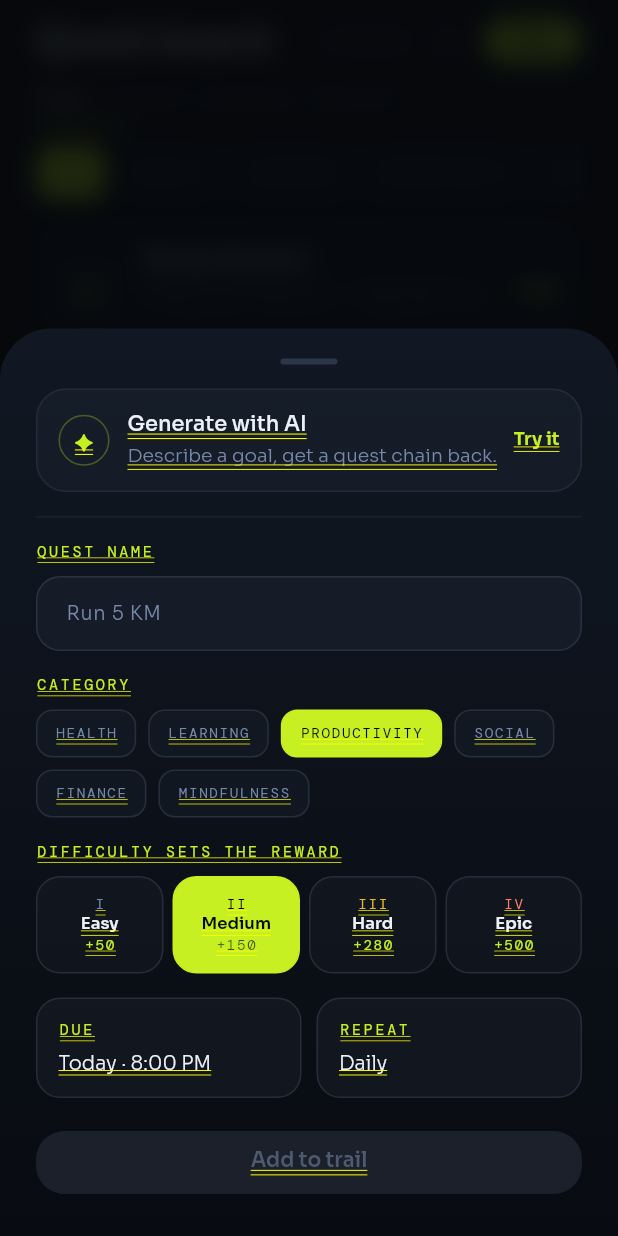
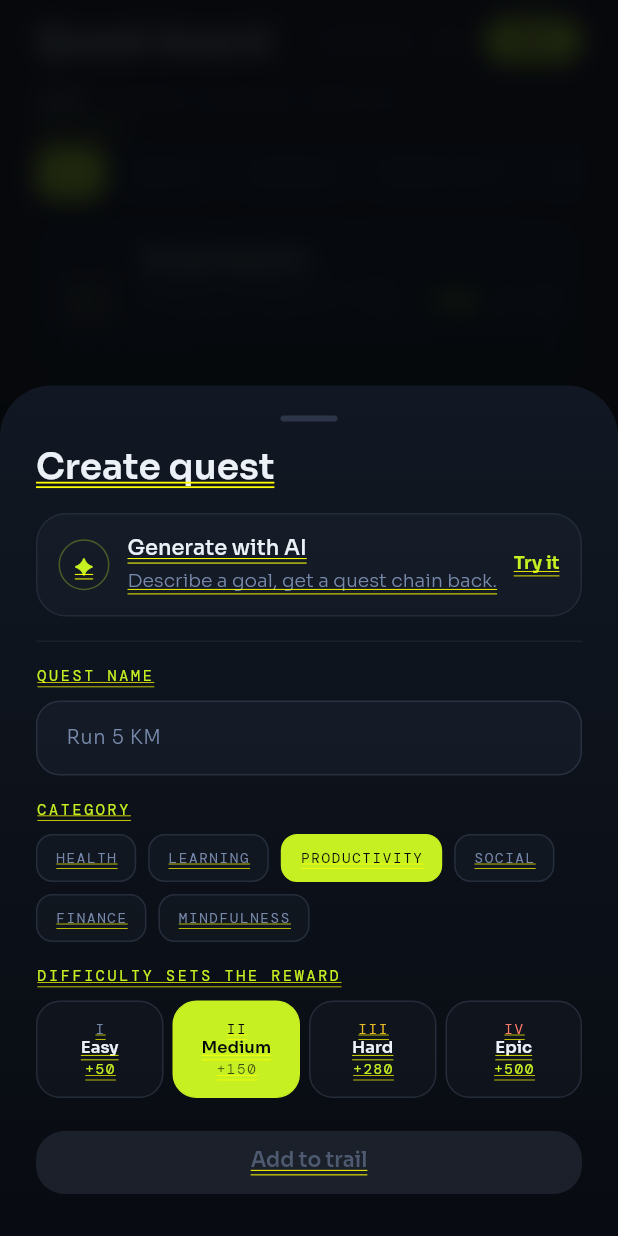
Before and after one commit to Mattathiasa/lifequest, a Flutter app: the QuestsPage widget shown alone on an empty page, opened directly, after a tap on "New", on a phone screen of 412 x 824 dp. Run offline on Flutter 3.47's test engine with Material 3 defaults, Android fonts, the light colour scheme and no system bars; our stand-ins replace flutter_riverpod, google_fonts, shared_preferences; accounts and stored records are empty.

Commit message:
feat(quests): add delete and edit quest functionality
- Added delete and update methods to quest repository and provider
- Added edit button to quest cards that opens the create sheet in edit mode
- Added delete confirmation dialog
- Extended Quest.copyWith to support editing all fields
- Added error color to theme

```diff
--- a/flutter/lib/core/theme/app_colors.dart
+++ b/flutter/lib/core/theme/app_colors.dart
@@ -22,6 +22,9 @@ abstract final class AppColors {
   static const slate = Color(0xFF7789AB);
   static const muted = Color(0xFF4E5A70);
   static const faint = Color(0xFF2C3648);
+
+  // Semantic
+  static const error = Color(0xFFFF7A6B);
 
   // Difficulty
   static const difficultyEasy = slate;
--- a/flutter/lib/features/quests/application/quest_providers.dart
+++ b/flutter/lib/features/quests/application/quest_providers.dart
@@ -33,6 +33,18 @@ class QuestListNotifier extends Notifier<List<Quest>> {
     await repo.add(quest);
     state = [quest, ...state];
   }
+
+  Future<void> delete(int questId) async {
+    final repo = ref.read(questRepositoryProvider);
+    await repo.delete(questId);
+    state = [for (final q in state) if (q.id != questId) q];
+  }
+
+  Future<void> update(Quest quest) async {
+    final repo = ref.read(questRepositoryProvider);
+    await repo.update(quest);
+    state = [for (final q in state) if (q.id == quest.id) quest else q];
+  }
 }
 
 final questListProvider = NotifierProvider<QuestListNotifier, List<Quest>>(
--- a/flutter/lib/features/quests/data/in_memory_quest_repository.dart
+++ b/flutter/lib/features/quests/data/in_memory_quest_repository.dart
@@ -154,4 +154,15 @@ class InMemoryQuestRepository implements QuestRepository {
   Future<void> add(Quest quest) async {
     _quests.insert(0, quest);
   }
+
+  @override
+  Future<void> update(Quest quest) async {
+    final idx = _quests.indexWhere((q) => q.id == quest.id);
+    if (idx != -1) _quests[idx] = quest;
+  }
+
+  @override
+  Future<void> delete(int questId) async {
+    _quests.removeWhere((q) => q.id == questId);
+  }
 }
--- a/flutter/lib/features/quests/domain/quest.dart
+++ b/flutter/lib/features/quests/domain/quest.dart
@@ -29,17 +29,27 @@ class Quest {
   /// Computed XP reward for this quest (balanced mode).
   int get xp => XpRules.reward(difficulty, DifficultyMode.balanced);
 
-  Quest copyWith({bool? done}) {
+  Quest copyWith({
+    String? code,
+    String? name,
+    String? desc,
+    QuestCategory? category,
+    QuestDifficulty? difficulty,
+    String? time,
+    String? due,
+    QuestSchedule? schedule,
+    bool? done,
+  }) {
     return Quest(
       id: id,
-      code: code,
-      name: name,
-      desc: desc,
-      category: category,
-      difficulty: difficulty,
-      time: time,
-      due: due,
-      schedule: schedule,
+      code: code ?? this.code,
+      name: name ?? this.name,
+      desc: desc ?? this.desc,
+      category: category ?? this.category,
+      difficulty: difficulty ?? this.difficulty,
+      time: time ?? this.time,
+      due: due ?? this.due,
+      schedule: schedule ?? this.schedule,
       done: done ?? this.done,
     );
   }
--- a/flutter/lib/features/quests/domain/quest_repository.dart
+++ b/flutter/lib/features/quests/domain/quest_repository.dart
@@ -13,4 +13,10 @@ abstract class QuestRepository {
 
   /// Add a new quest.
   Future<void> add(Quest quest);
+
+  /// Update an existing quest.
+  Future<void> update(Quest quest);
+
+  /// Delete a quest by id.
+  Future<void> delete(int questId);
 }
--- a/flutter/lib/features/quests/presentation/create_quest_sheet.dart
+++ b/flutter/lib/features/quests/presentation/create_quest_sheet.dart
@@ -24,12 +24,17 @@ const _generated = <({String code, String name, QuestDifficulty diff})>[
 ];
 
 /// Opens the create quest sheet.
-void showCreateQuestSheet(BuildContext context) {
-  showGlassSheet(context, builder: (_) => const _CreateQuestSheetContent());
+void showCreateQuestSheet(BuildContext context, {Quest? quest}) {
+  showGlassSheet(
+    context,
+    builder: (_) => _CreateQuestSheetContent(questToEdit: quest),
+  );
 }
 
 class _CreateQuestSheetContent extends ConsumerStatefulWidget {
-  const _CreateQuestSheetContent();
+  const _CreateQuestSheetContent({this.questToEdit});
+
+  final Quest? questToEdit;
 
   @override
   ConsumerState<_CreateQuestSheetContent> createState() =>
@@ -38,15 +43,20 @@ class _CreateQuestSheetContent extends ConsumerStatefulWidget {
 
 class _CreateQuestSheetContentState
     extends ConsumerState<_CreateQuestSheetContent> {
-  final _nameController = TextEditingController();
-  QuestCategory _category = QuestCategory.productivity;
-  QuestDifficulty _difficulty = QuestDifficulty.medium;
+  late final TextEditingController _nameController;
+  late QuestCategory _category;
+  late QuestDifficulty _difficulty;
   bool _aiGenerated = false;
+
+  bool get _isEditing => widget.questToEdit != null;
 
   @override
   void initState() {
     super.initState();
-    // Rebuild as the user types so the "Add to trail" button enables/disables.
+    final quest = widget.questToEdit;
+    _nameController = TextEditingController(text: quest?.name ?? '');
+    _category = quest?.category ?? QuestCategory.productivity;
+    _difficulty = quest?.difficulty ?? QuestDifficulty.medium;
     _nameController.addListener(_onNameChanged);
   }
 
@@ -68,7 +78,16 @@ class _CreateQuestSheetContentState
           crossAxisAlignment: CrossAxisAlignment.start,
           mainAxisSize: MainAxisSize.min,
           children: [
-            // AI row
+            // Title
+            Text(
+              _isEditing ? 'Edit quest' : 'Create quest',
+              style: AppType.screenTitle,
+            ),
+
+            const SizedBox(height: Gap.lg),
+
+            // AI row — only for create
+            if (!_isEditing) ...[
               _AiRow(
                 generated: _aiGenerated,
                 onTryIt: () => setState(() => _aiGenerated = true),
@@ -82,8 +101,9 @@ class _CreateQuestSheetContentState
               const SizedBox(height: Gap.lg),
               Divider(color: AppColors.borderHairline),
               const SizedBox(height: Gap.lg),
+            ],
 
-            // Manual form
+            // Quest name
             Text('QUEST NAME', style: AppType.eyebrow),
             const SizedBox(height: Gap.sm),
             TextField(
@@ -177,26 +197,13 @@ class _CreateQuestSheetContentState
               }).toList(),
             ),
 
-            const SizedBox(height: Gap.lg),
-
-            // Due & Repeat fields
-            Row(
-              children: [
-                Expanded(
-                  child: _FieldTile(label: 'DUE', value: 'Today · 8:00 PM'),
-                ),
-                const SizedBox(width: Gap.sm),
-                Expanded(
-                  child: _FieldTile(label: 'REPEAT', value: 'Daily'),
-                ),
-              ],
-            ),
-
             const SizedBox(height: Gap.xl),
 
-            // Add to trail button
+            // Action button
             GestureDetector(
-              onTap: _nameController.text.isNotEmpty ? _addQuest : null,
+              onTap: _nameController.text.isNotEmpty
+                  ? (_isEditing ? _updateQuest : _addQuest)
+                  : null,
               child: Container(
                 width: double.infinity,
                 padding: const EdgeInsets.symmetric(vertical: 14),
@@ -208,7 +215,7 @@ class _CreateQuestSheetContentState
                   borderRadius: BorderRadius.circular(Radii.buttonLarge),
                 ),
                 child: Text(
-                  'Add to trail',
+                  _isEditing ? 'Save changes' : 'Add to trail',
                   style: AppType.buttonPrimary.copyWith(
                     color: _nameController.text.isNotEmpty
                         ? AppColors.canvas
@@ -242,6 +249,22 @@ class _CreateQuestSheetContentState
     );
 
     ref.read(questListProvider.notifier).add(quest);
+    Navigator.of(context).pop();
+  }
+
+  void _updateQuest() {
+    final name = _nameController.text.trim();
+    if (name.isEmpty) return;
+
+    final original = widget.questToEdit!;
+    final updated = original.copyWith(
+      code: _codeFor(name),
+      name: name,
+      category: _category,
+      difficulty: _difficulty,
+    );
+
+    ref.read(questListProvider.notifier).update(updated);
     Navigator.of(context).pop();
   }
 
--- a/flutter/lib/features/quests/presentation/quests_page.dart
+++ b/flutter/lib/features/quests/presentation/quests_page.dart
@@ -149,6 +149,8 @@ class _QuestsPageState extends ConsumerState<QuestsPage> {
                         quest: q,
                         mode: mode,
                         onTap: () => _openQuest(q),
+                        onEdit: () => _openEditSheet(q),
+                        onDelete: () => _confirmDelete(q),
                       ),
                     ),
 
@@ -169,6 +171,40 @@ class _QuestsPageState extends ConsumerState<QuestsPage> {
   void _openCreateSheet(BuildContext context) {
     showCreateQuestSheet(context);
   }
+
+  void _openEditSheet(Quest quest) {
+    showCreateQuestSheet(context, quest: quest);
+  }
+
+  void _confirmDelete(Quest quest) {
+    showDialog(
+      context: context,
+      builder: (ctx) => AlertDialog(
+        backgroundColor: AppColors.sheetTop,
+        title: Text('Delete quest?', style: AppType.screenTitle),
+        content: Text(
+          'This will permanently remove "${quest.name}".',
+          style: AppType.body,
+        ),
+        actions: [
+          TextButton(
+            onPressed: () => Navigator.of(ctx).pop(),
+            child: Text('Cancel', style: AppType.buttonSecondary),
+          ),
+          TextButton(
+            onPressed: () {
+              Navigator.of(ctx).pop();
+              ref.read(questListProvider.notifier).delete(quest.id);
+            },
+            child: Text(
+              'Delete',
+              style: AppType.buttonSecondary.copyWith(color: AppColors.error),
+            ),
+          ),
+        ],
+      ),
+    );
+  }
 }
 
 class _BoardQuestCard extends StatelessWidget {
@@ -176,11 +212,15 @@ class _BoardQuestCard extends StatelessWidget {
     required this.quest,
     required this.mode,
     required this.onTap,
+    required this.onEdit,
+    required this.onDelete,
   });
 
   final Quest quest;
   final DifficultyMode mode;
   final VoidCallback onTap;
+  final VoidCallback onEdit;
+  final VoidCallback onDelete;
 
   @override
   Widget build(BuildContext context) {
@@ -190,6 +230,7 @@ class _BoardQuestCard extends StatelessWidget {
 
     return GestureDetector(
       onTap: isDone ? null : onTap,
+      onLongPress: isDone ? null : onDelete,
       child: Container(
         margin: const EdgeInsets.only(bottom: Gap.sm),
         padding: const EdgeInsets.all(14),
@@ -248,12 +289,37 @@ class _BoardQuestCard extends StatelessWidget {
                 ),
               ),
               const SizedBox(width: Gap.sm),
-              // XP
-              Text(
-                '+$reward',
-                style: AppType.value.copyWith(
-                  color: isDone ? AppColors.muted : AppColors.accent,
-                ),
+              // XP + action buttons
+              Row(
+                mainAxisSize: MainAxisSize.min,
+                children: [
+                  Text(
+                    '+$reward',
+                    style: AppType.value.copyWith(
+                      color: isDone ? AppColors.muted : AppColors.accent,
+                    ),
+                  ),
+                  if (!isDone) ...[
+                    const SizedBox(width: Gap.sm),
+                    GestureDetector(
+                      onTap: onEdit,
+                      child: const Icon(
+                        Icons.edit_outlined,
+                        size: 18,
+                        color: AppColors.muted,
+                      ),
+                    ),
+                    const SizedBox(width: Gap.xs),
+                    GestureDetector(
+                      onTap: onDelete,
+                      child: const Icon(
+                        Icons.delete_outline,
+                        size: 18,
+                        color: AppColors.muted,
+                      ),
+                    ),
+                  ],
+                ],
               ),
             ],
           ),
```
Also changed, not shown: flutter/lib/core/widgets/quest_card.dart (+42 -6 lines), flutter/lib/features/progression/application/stats_providers.dart (added, +37 -0 lines), flutter/lib/features/progression/domain/stats.dart (added, +78 -0 lines), flutter/lib/features/quests/data/prefs_quest_repository.dart (+18 -0 lines). Lines whose indentation alone changed are shown as unchanged.
